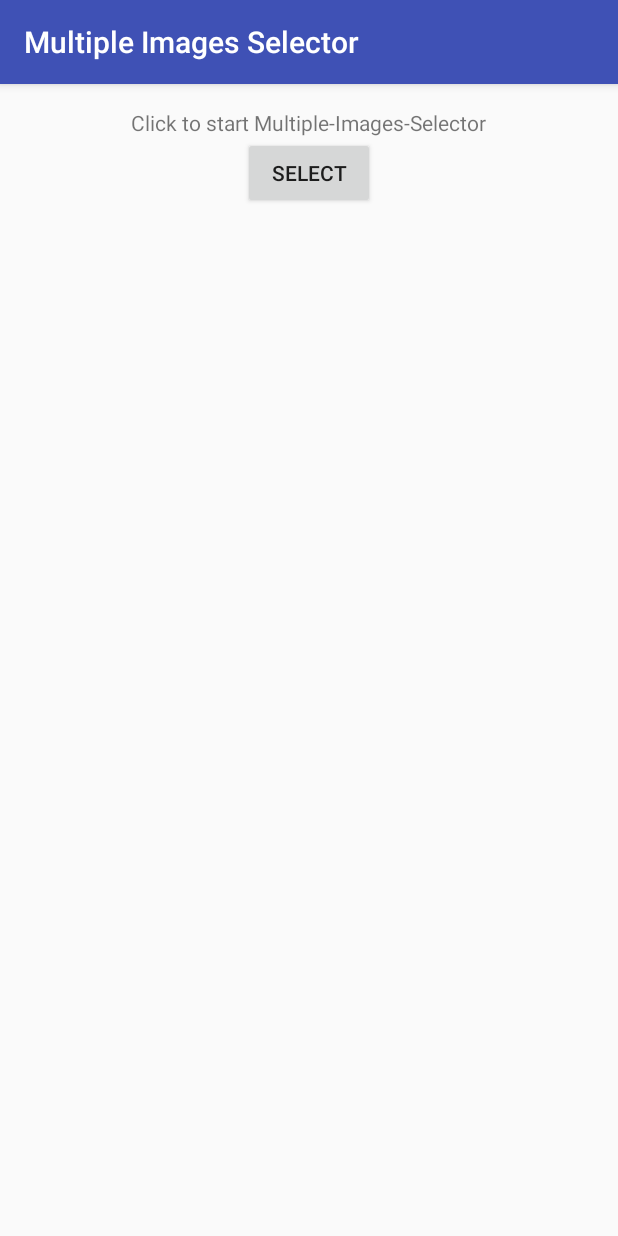
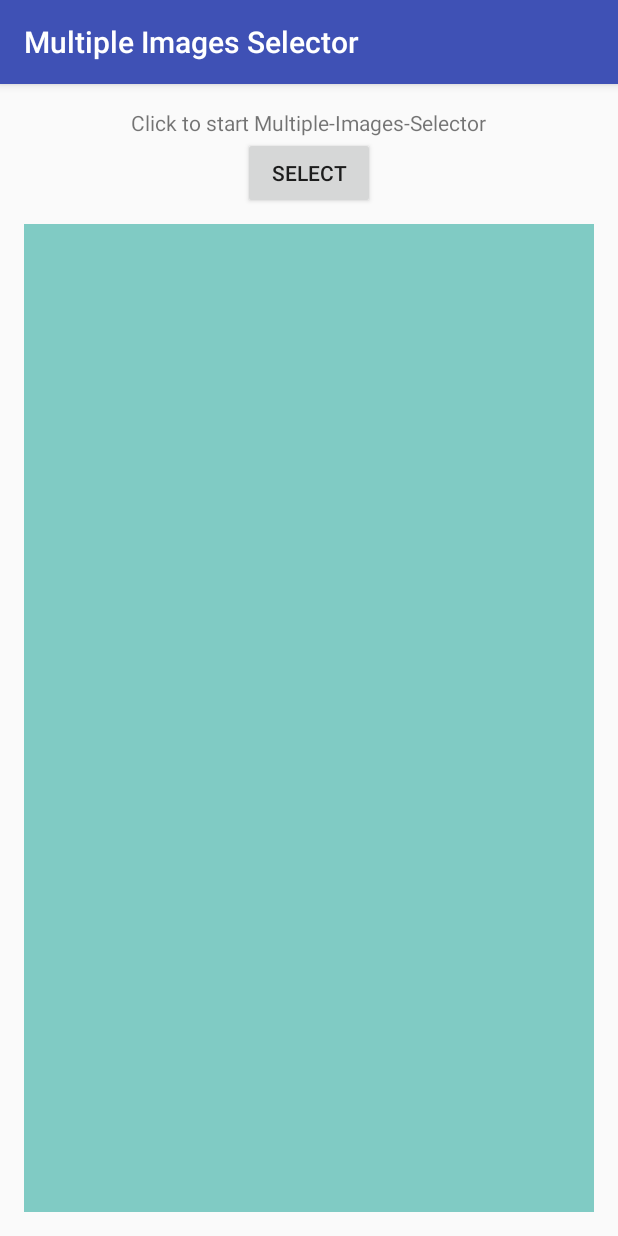
Before and after one commit to zfdang/android-multiple-images-selector, an Android app: the screen it shows after launch (DemoActivity), on a phone screen of 412 x 824 dp. Run offline under Robolectric (Android 15) with nearby library versions, the phone set to English and light mode, and no system bars; libraries missing offline, so code that uses them is left out: com.facebook.drawee; 1 statement that could not run was skipped.

Commit message:
receive and send selected results

```diff
--- a/demo/src/main/java/com/zfdang/demo/DemoActivity.java
+++ b/demo/src/main/java/com/zfdang/demo/DemoActivity.java
@@ -5,6 +5,7 @@ import android.os.Bundle;
 import android.support.v7.app.AppCompatActivity;
 import android.view.View;
 import android.widget.Button;
+import android.widget.TextView;
 
 import com.zfdang.multiple_images_selector.ImagesSelectorActivity;
 import com.zfdang.multiple_images_selector.SelectorSettings;
@@ -14,7 +15,8 @@ import java.util.ArrayList;
 public class DemoActivity extends AppCompatActivity {
 
     private static final int REQUEST_CODE = 732;
-    private ArrayList<String> mPhotos = new ArrayList<>();
+    private TextView tvResults;
+    private ArrayList<String> mResults = new ArrayList<>();
 
     @Override
     protected void onCreate(Bundle savedInstanceState) {
@@ -29,17 +31,26 @@ public class DemoActivity extends AppCompatActivity {
                 Intent intent = new Intent(DemoActivity.this, ImagesSelectorActivity.class);
                 intent.putExtra(SelectorSettings.SELECTOR_MAX_IMAGE_NUMBER, 5);
                 intent.putExtra(SelectorSettings.SELECTOR_SHOW_CAMERA, false);
-                intent.putStringArrayListExtra(SelectorSettings.SELECTOR_INITIAL_SELECTED_LIST, mPhotos);
+                intent.putStringArrayListExtra(SelectorSettings.SELECTOR_INITIAL_SELECTED_LIST, mResults);
                 startActivityForResult(intent, REQUEST_CODE);
             }
         });
+
+        tvResults = (TextView) findViewById(R.id.results);
     }
 
     @Override
     protected void onActivityResult(int requestCode, int resultCode, Intent data) {
         if(requestCode == REQUEST_CODE) {
             if(resultCode == RESULT_OK) {
-                // DO Things here
+                // get selected results here
+                mResults = data.getStringArrayListExtra(SelectorSettings.SELECTOR_RESULTS);
+                StringBuffer sb = new StringBuffer();
+                sb.append(String.format("Totally %d images selected", mResults.size())).append("\n");
+                for(String result : mResults) {
+                    sb.append(result).append("\n");
+                }
+                tvResults.setText(sb.toString());
             }
         }
         super.onActivityResult(requestCode, resultCode, data);
--- a/demo/src/main/res/layout/activity_demo.xml
+++ b/demo/src/main/res/layout/activity_demo.xml
@@ -27,5 +27,14 @@
             android:layout_height="wrap_content"
             android:text="Select"
             android:id="@+id/button"/>
+
+        <TextView
+            android:layout_width="match_parent"
+            android:layout_height="match_parent"
+            android:layout_marginTop="10dp"
+            android:text=""
+            android:id="@+id/results"
+            android:background="@color/accent_material_dark"/>
+
     </LinearLayout>
 </RelativeLayout>
--- a/multiple-images-selector/src/main/res/layout/activity_images_selector.xml
+++ b/multiple-images-selector/src/main/res/layout/activity_images_selector.xml
@@ -7,7 +7,7 @@
     <include
         layout="@layout/selector_custom_actionbar"
         android:layout_width="match_parent"
-        android:layout_height="?android:attr/actionBarSize"/>
+        android:layout_height="@dimen/top_actionbar_height"/>
 
     <FrameLayout
         android:id="@+id/selector_content"
@@ -28,7 +28,7 @@
                 android:layout_width="match_parent"
                 android:layout_height="match_parent"
                 android:layout_marginLeft="2dp"
-                android:layout_marginRight="8dp"
+                android:layout_marginRight="10dp"
                 tools:listitem="@layout/recyclerview_image_item"/>
 
             <xyz.danoz.recyclerviewfastscroller.vertical.VerticalRecyclerViewFastScroller
--- a/multiple-images-selector/src/main/res/values/dimens.xml
+++ b/multiple-images-selector/src/main/res/values/dimens.xml
@@ -5,7 +5,7 @@
 
     <dimen name="text_margin">16dp</dimen>
 
-    <dimen name="top_actionbar_height">38dp</dimen>
+    <dimen name="top_actionbar_height">42dp</dimen>
     <dimen name="buttom_actionbar_height">38dp</dimen>
 
     <dimen name="folder_cover_size">72dp</dimen>
```
Also changed, not shown: multiple-images-selector/src/main/java/com/zfdang/multiple_images_selector/ImagesSelectorActivity.java (+6 -1 lines).
